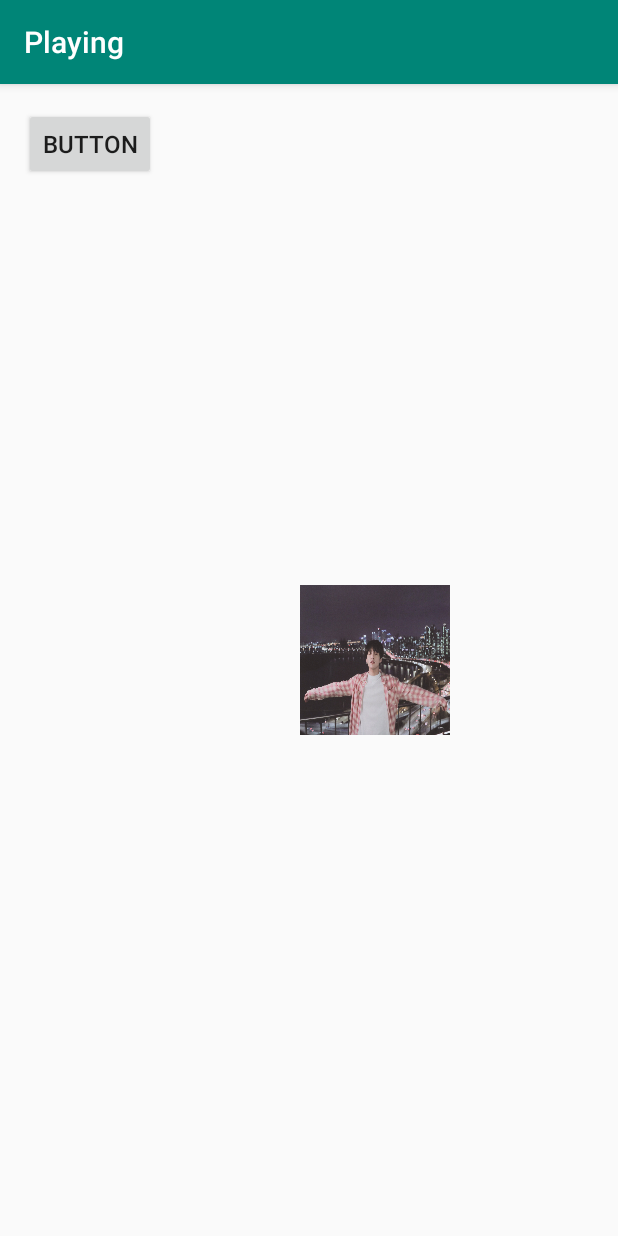
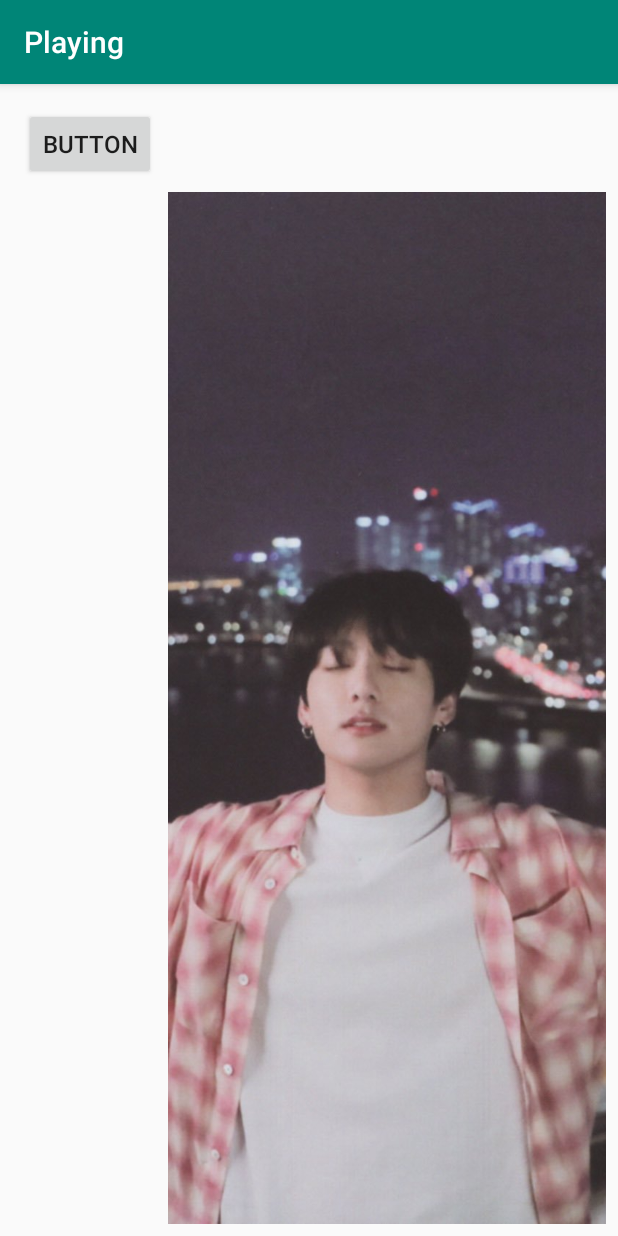
Before and after one commit to SukandaChanawt1999/Playing, an Android app: the screen it shows after launch (MainActivity), on a phone screen of 412 x 824 dp. Run offline under Robolectric (Android 15) with nearby library versions, the phone set to English and light mode, and no system bars.

Commit message:
8.1 More on the Constraints

```diff
--- a/app/src/main/res/layout/activity_main.xml
+++ b/app/src/main/res/layout/activity_main.xml
@@ -8,17 +8,19 @@
 
     <ImageView
         android:id="@+id/imageView"
-        android:layout_width="100dp"
-        android:layout_height="100dp"
-        android:layout_marginTop="16dp"
-        android:layout_marginEnd="16dp"
-        android:layout_marginRight="16dp"
-        android:layout_marginBottom="16dp"
-        android:scaleType="fitXY"
+        android:layout_width="0dp"
+        android:layout_height="0dp"
+        android:layout_marginStart="8dp"
+        android:layout_marginLeft="8dp"
+        android:layout_marginTop="8dp"
+        android:layout_marginEnd="8dp"
+        android:layout_marginRight="8dp"
+        android:layout_marginBottom="8dp"
+        android:scaleType="centerCrop"
         app:layout_constraintBottom_toBottomOf="parent"
         app:layout_constraintEnd_toEndOf="parent"
         app:layout_constraintStart_toEndOf="@+id/button"
-        app:layout_constraintTop_toTopOf="parent"
+        app:layout_constraintTop_toBottomOf="@+id/button"
         app:srcCompat="@drawable/jk" />
 
     <Button
```
